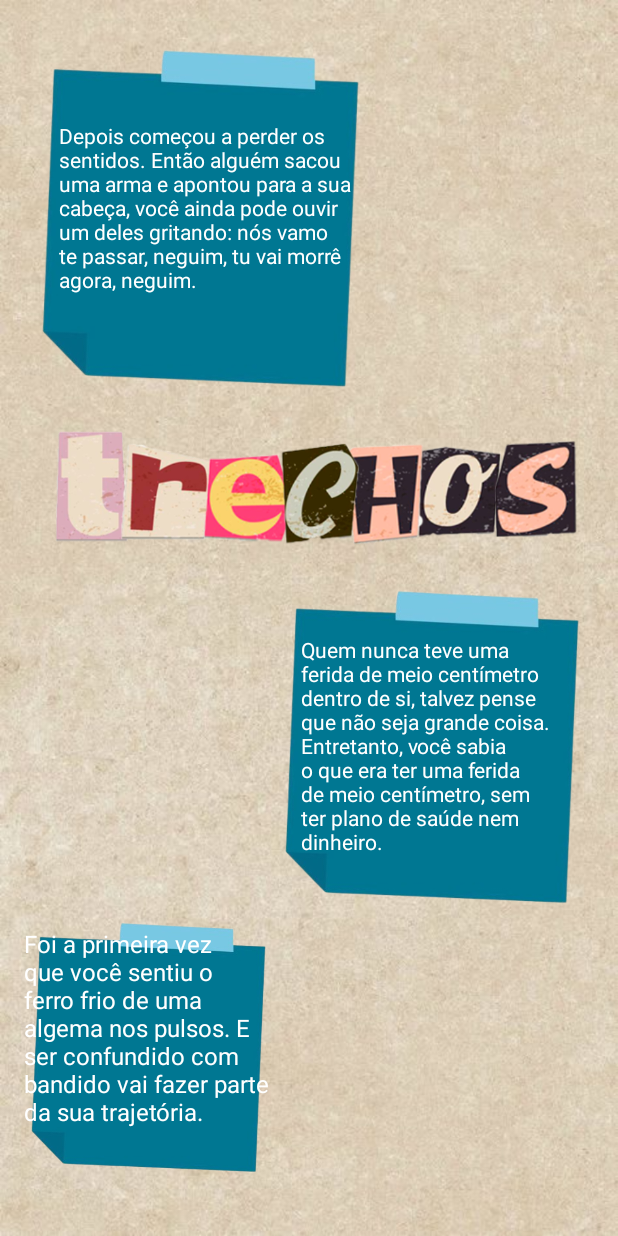
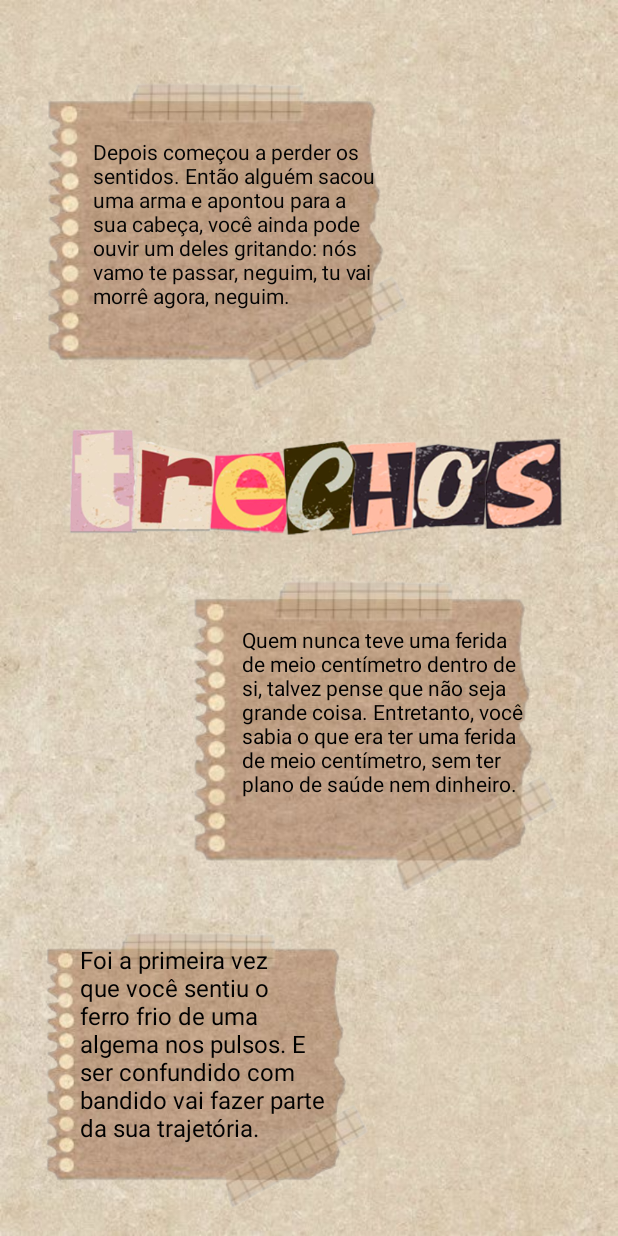
Before and after one commit to viniross/avessoDaLeitura, an Android app: the layout activity_trechos.xml on its own in the app's theme, with its tools: preview values and no code run, on a phone screen of 412 x 824 dp. Run offline under Robolectric (Android 15) with nearby library versions, the phone set to English and light mode, and no system bars.

Commit message:
coisas da nath

```diff
--- a/app/src/main/res/layout/activity_repercussao.xml
+++ b/app/src/main/res/layout/activity_repercussao.xml
@@ -16,7 +16,7 @@
         app:layout_constraintEnd_toEndOf="parent"
         app:layout_constraintStart_toStartOf="parent"
         app:layout_constraintTop_toTopOf="parent"
-        app:layout_constraintVertical_bias="0.043"
+        app:layout_constraintVertical_bias="0.221"
         app:srcCompat="@drawable/papelzinho1_removebg_preview" />
 
     <ImageView
@@ -25,10 +25,13 @@
         android:layout_height="407dp"
         app:layout_constraintBottom_toBottomOf="parent"
         app:layout_constraintEnd_toEndOf="parent"
+        app:layout_constraintHorizontal_bias="0.681"
         app:layout_constraintStart_toStartOf="parent"
         app:layout_constraintTop_toTopOf="parent"
-        app:layout_constraintVertical_bias="0.814"
+        app:layout_constraintVertical_bias="1.0"
         app:srcCompat="@drawable/papelzinho1_removebg_preview" />
+
+    <!-- app:srcCompat="@drawable/reper" -->
 
     <TextView
         android:id="@+id/fofoca1"
@@ -39,11 +42,10 @@
         android:textSize="18sp"
         app:layout_constraintBottom_toBottomOf="parent"
         app:layout_constraintEnd_toEndOf="parent"
+        app:layout_constraintHorizontal_bias="0.456"
         app:layout_constraintStart_toStartOf="parent"
         app:layout_constraintTop_toTopOf="@+id/imageView4"
-        app:layout_constraintVertical_bias="0.205" />
-
-    <!-- app:srcCompat="@drawable/reper" -->
+        app:layout_constraintVertical_bias="0.2" />
 
     <ImageView
         android:id="@+id/imageView7"
@@ -54,7 +56,7 @@
         app:layout_constraintHorizontal_bias="0.0"
         app:layout_constraintStart_toStartOf="parent"
         app:layout_constraintTop_toTopOf="parent"
-        app:layout_constraintVertical_bias="0.767" />
+        app:layout_constraintVertical_bias="1.0" />
 
     <TextView
         android:id="@+id/fofoca2"
@@ -65,8 +67,20 @@
         android:textSize="16sp"
         app:layout_constraintBottom_toBottomOf="parent"
         app:layout_constraintEnd_toEndOf="parent"
+        app:layout_constraintHorizontal_bias="0.497"
         app:layout_constraintStart_toStartOf="parent"
         app:layout_constraintTop_toTopOf="parent"
-        app:layout_constraintVertical_bias="0.73" />
+        app:layout_constraintVertical_bias="0.916" />
+
+    <ImageView
+        android:id="@+id/imageView24"
+        android:layout_width="wrap_content"
+        android:layout_height="wrap_content"
+        android:layout_marginEnd="4dp"
+        android:src="@drawable/repercuss_o"
+        app:layout_constraintBottom_toBottomOf="parent"
+        app:layout_constraintEnd_toEndOf="parent"
+        app:layout_constraintTop_toTopOf="parent"
+        app:layout_constraintVertical_bias="0.027" />
 
 </androidx.constraintlayout.widget.ConstraintLayout>
--- a/app/src/main/res/layout/activity_trechos.xml
+++ b/app/src/main/res/layout/activity_trechos.xml
@@ -8,91 +8,93 @@
     android:background="@drawable/opcao2"
     tools:context=".fragments.TrechosActivity">
 
+
     <ImageView
-        android:id="@+id/imageView"
-        android:layout_width="267dp"
-        android:layout_height="291dp"
+        android:id="@+id/imageView6"
+        android:layout_width="343dp"
+        android:layout_height="315dp"
+        app:layout_constraintBottom_toBottomOf="parent"
+        app:layout_constraintEnd_toEndOf="parent"
+        app:layout_constraintStart_toStartOf="parent"
+        app:layout_constraintTop_toTopOf="parent"
+        app:layout_constraintVertical_bias="0.352"
+        app:srcCompat="@drawable/trechos" />
+
+    <ImageView
+        android:id="@+id/imageView21"
+        android:layout_width="290dp"
+        android:layout_height="280dp"
+        android:src="@drawable/papelzinho1__1__removebg_preview"
+        app:layout_constraintBottom_toBottomOf="parent"
+        app:layout_constraintEnd_toEndOf="parent"
+        app:layout_constraintHorizontal_bias="0.057"
+        app:layout_constraintStart_toStartOf="parent"
+        app:layout_constraintTop_toTopOf="parent"
+        app:layout_constraintVertical_bias="0.0" />
+
+    <TextView
+        android:id="@+id/texto2"
+        android:layout_width="194dp"
+        android:layout_height="168dp"
+        android:text="@string/texto2"
+        android:textColor="#040404"
+        app:layout_constraintBottom_toBottomOf="parent"
+        app:layout_constraintEnd_toEndOf="parent"
+        app:layout_constraintHorizontal_bias="0.284"
+        app:layout_constraintStart_toStartOf="parent"
+        app:layout_constraintTop_toTopOf="parent"
+        app:layout_constraintVertical_bias="0.139" />
+
+    <ImageView
+        android:id="@+id/imageView23"
+        android:layout_width="323dp"
+        android:layout_height="277dp"
+        android:src="@drawable/papelzinho1__1__removebg_preview"
+        app:layout_constraintBottom_toBottomOf="parent"
+        app:layout_constraintEnd_toEndOf="parent"
+        app:layout_constraintHorizontal_bias="1.0"
+        app:layout_constraintStart_toStartOf="parent"
+        app:layout_constraintTop_toTopOf="parent"
+        app:layout_constraintVertical_bias="0.611" />
+
+    <TextView
+        android:id="@+id/textView3"
+        android:layout_width="194dp"
+        android:layout_height="159dp"
+        android:text="@string/texto1"
+        android:textColor="#000000"
+        app:layout_constraintBottom_toBottomOf="parent"
+        app:layout_constraintEnd_toEndOf="parent"
+        app:layout_constraintHorizontal_bias="0.741"
+        app:layout_constraintStart_toStartOf="parent"
+        app:layout_constraintTop_toTopOf="parent"
+        app:layout_constraintVertical_bias="0.627" />
+
+    <ImageView
+        android:id="@+id/imageView25"
+        android:layout_width="276dp"
+        android:layout_height="245dp"
+        android:src="@drawable/papelzinho1__1__removebg_preview"
         app:layout_constraintBottom_toBottomOf="parent"
         app:layout_constraintEnd_toEndOf="parent"
         app:layout_constraintHorizontal_bias="0.0"
         app:layout_constraintStart_toStartOf="parent"
         app:layout_constraintTop_toTopOf="parent"
-        app:layout_constraintVertical_bias="0.0"
-        app:srcCompat="@drawable/post_it_azul_removebg_preview" />
+        app:layout_constraintVertical_bias="0.993" />
 
-    <ImageView
-        android:id="@+id/imageView2"
-        android:layout_width="248dp"
-        android:layout_height="265dp"
+    <TextView
+        android:id="@+id/textView6"
+        android:layout_width="172dp"
+        android:layout_height="152dp"
+        android:text="@string/texto3"
+        android:textColor="#000000"
+        android:textSize="16sp"
         app:layout_constraintBottom_toBottomOf="parent"
         app:layout_constraintEnd_toEndOf="parent"
-        app:layout_constraintHorizontal_bias="1.0"
+        app:layout_constraintHorizontal_bias="0.221"
         app:layout_constraintStart_toStartOf="parent"
         app:layout_constraintTop_toTopOf="parent"
-        app:layout_constraintVertical_bias="0.654"
-        app:srcCompat="@drawable/post_it_azul_removebg_preview" />
+        app:layout_constraintVertical_bias="0.936" />
 
-    <TextView
-        android:id="@+id/textView3"
-        android:layout_width="168dp"
-        android:layout_height="170dp"
-        android:text="@string/texto1"
-        android:textColor="#FFFFFF"
-        app:layout_constraintBottom_toBottomOf="parent"
-        app:layout_constraintEnd_toEndOf="parent"
-        app:layout_constraintHorizontal_bias="0.823"
-        app:layout_constraintStart_toStartOf="parent"
-        app:layout_constraintTop_toTopOf="parent"
-        app:layout_constraintVertical_bias="0.647" />
-
-    <TextView
-        android:id="@+id/texto2"
-        android:layout_width="195dp"
-        android:layout_height="166dp"
-        android:text="@string/texto2"
-        android:textColor="#FFFFFF"
-        app:layout_constraintBottom_toBottomOf="parent"
-        app:layout_constraintEnd_toEndOf="parent"
-        app:layout_constraintHorizontal_bias="0.18"
-        app:layout_constraintStart_toStartOf="parent"
-        app:layout_constraintTop_toTopOf="parent"
-        app:layout_constraintVertical_bias="0.123" />
-
-    <ImageView
-        android:id="@+id/imageView3"
-        android:layout_width="198dp"
-        android:layout_height="247dp"
-        app:layout_constraintBottom_toBottomOf="parent"
-        app:layout_constraintEnd_toEndOf="parent"
-        app:layout_constraintHorizontal_bias="0.0"
-        app:layout_constraintStart_toStartOf="parent"
-        app:layout_constraintTop_toTopOf="parent"
-        app:layout_constraintVertical_bias="0.997"
-        app:srcCompat="@drawable/post_it_azul_removebg_preview" />
-
-    <TextView
-    android:id="@+id/textView6"
-    android:layout_width="172dp"
-    android:layout_height="152dp"
-    android:text="@string/texto3"
-    android:textColor="#FFFFFF"
-    android:textSize="16sp"
-    app:layout_constraintBottom_toBottomOf="parent"
-    app:layout_constraintEnd_toEndOf="parent"
-    app:layout_constraintHorizontal_bias="0.066"
-    app:layout_constraintStart_toStartOf="parent"
-    app:layout_constraintTop_toTopOf="parent"
-    app:layout_constraintVertical_bias="0.92" />
-
-    <ImageView
-    android:id="@+id/imageView6"
-    android:layout_width="363dp"
-    android:layout_height="348dp"
-    app:layout_constraintBottom_toBottomOf="parent"
-    app:layout_constraintEnd_toEndOf="parent"
-    app:layout_constraintStart_toStartOf="parent"
-    app:layout_constraintTop_toTopOf="parent"
-    app:layout_constraintVertical_bias="0.352"
-    app:srcCompat="@drawable/trechos" />
 
 </androidx.constraintlayout.widget.ConstraintLayout>
--- a/app/src/main/res/values/strings.xml
+++ b/app/src/main/res/values/strings.xml
@@ -32,7 +32,6 @@
     <string name="txtInfoIdentHenri">Henrique mergulha em uma busca por sua própria identidade, enquanto tenta reconstruir a imagem do pai a partir de memórias fragmentadas e da ausência causada pela violência racial.</string>
 
     <string name="fofoca1">"O livro vem sendo alvo de ataques desde 2022, quando Tenório sofreu ameaças de morte ao anunciar que faria uma palestra em uma escola de Salvador. Rio Grande do Sul, pediu a retirada do título das instituições de ensino."</string>
-    <string name="fofoca2">"A Companhia das Letras afirmou que a retirada de exemplares de um livro, baseada em uma interpretação distorcida e descontextualizada de trechos isolados, é um ato que viola os princípios fundamentais da educação e da democracia, empobrece o debate cultural e mina a capacidade dos estudantes de desenvolverem pensamento crítico e reflexivo."</string>
-
+    <string name="fofoca2">"A Companhia das Letras afirmou que a retirada de exemplares de um livro, baseada em uma interpretação distorcida e descontextualizada de trechos isolados, é um ato que viola os princípios fundamentais da educação e da democracia</string>
     <string name="clicarCirculos">Clique sobre as imagens para visualizar a evolução do livro!</string>
 </resources>
```
Also changed, not shown: app/src/main/res/drawable/papelzinho1__1__removebg_preview.png (added), app/src/main/res/drawable/repercuss_o.png (added).
